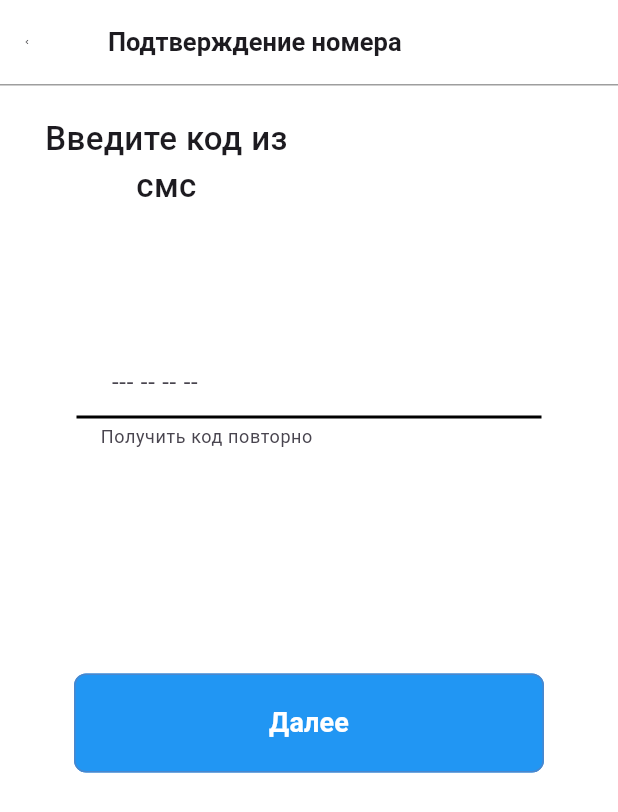
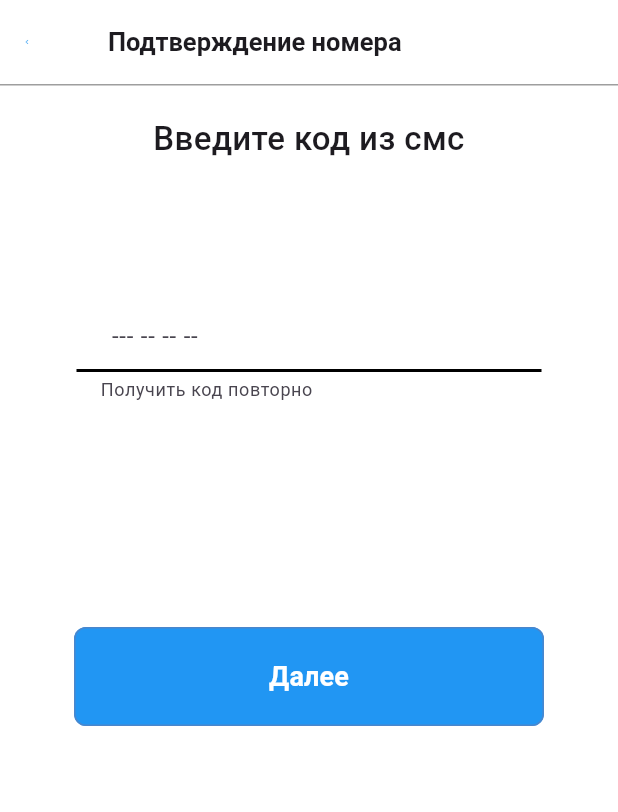
Before and after one commit to BeeJet1/clinic_app, a Flutter app: the SmsPage screen opened directly with empty values, on a phone screen of 412 x 824 dp. Shown: the top 812 px of the screen. Run offline on Flutter 3.47's test engine with Material 3 defaults, Android fonts, the phone set to English and light mode, and no system bars; our stand-ins replace auto_route, flutter_secure_storage, image_picker, mask_text_input_formatter, shared_preferences; accounts and stored records are empty; Roboto replaces fonts that are missing (SF Pro Display).

Commit message:
imagecorrect

```diff
--- a/lib/core/core/config/routes/app_router.dart
+++ b/lib/core/core/config/routes/app_router.dart
@@ -15,8 +15,6 @@ class AppRouter extends _$AppRouter {
   List<AutoRoute> get routes => [
         AutoRoute(
           page: InfoRoute.page,
-
-          //this means that screen InfoPage is a main page of the App
         ),
         AutoRoute(
           page: LoginRoute.page,
@@ -30,11 +28,6 @@ class AppRouter extends _$AppRouter {
         AutoRoute(
           page: ProfCreatRoute.page,
         ),
-        AutoRoute(
-          page: ProfileRoute.page,
-          initial: true,
-        ),
-
-        /// routes go here
+        AutoRoute(page: ProfileRoute.page, initial: true),
       ];
 }
--- a/lib/modules/authorization/presentation/screens/sms_page.dart
+++ b/lib/modules/authorization/presentation/screens/sms_page.dart
@@ -32,10 +32,11 @@ class _SmsPageState extends State<SmsPage> {
       appBar: AppBar(
         backgroundColor: Colors.white,
         leading: IconButton(
-          icon: const ImageIcon(AssetImage('assets/images/left.png'), size: 24),
+          icon: const ImageIcon(AssetImage('assets/images/left.png'),
+              size: 24, color: Colors.blue),
           onPressed: () {
             context.router.push(
-              const LoginPage() as PageRouteInfo,
+              const LoginRoute(),
             );
           },
         ),
@@ -59,7 +60,7 @@ class _SmsPageState extends State<SmsPage> {
         child: SafeArea(
           child: Column(mainAxisAlignment: MainAxisAlignment.start, children: [
             const Padding(
-              padding: EdgeInsets.only(left: 10, right: 200, top: 20),
+              padding: EdgeInsets.only(left: 100, right: 100, top: 20),
               child: Text(
                 'Введите код из смс',
                 textAlign: TextAlign.center,
```
Also changed, not shown: lib/modules/authorization/presentation/screens/profile_creation.dart (+31 -12 lines), lib/modules/home_page/feature/profile_page/presentation/screens/profile_screen.dart (+44 -3 lines).
